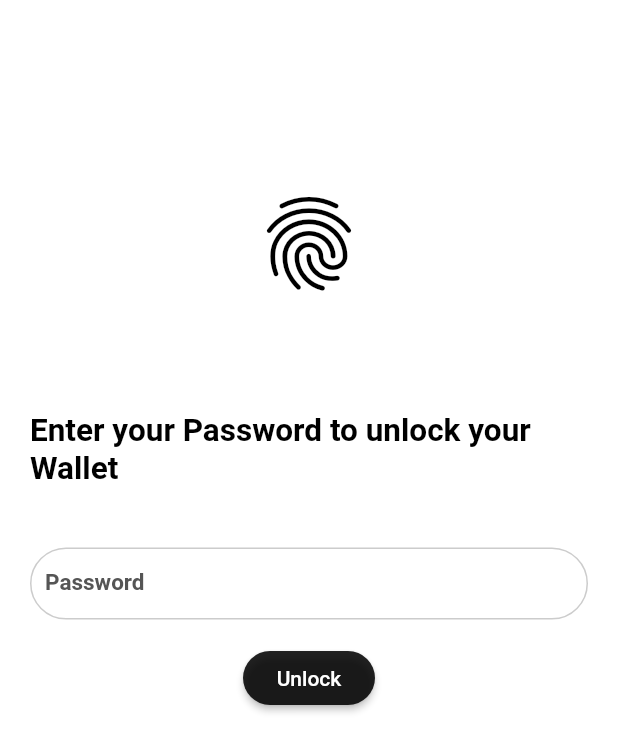
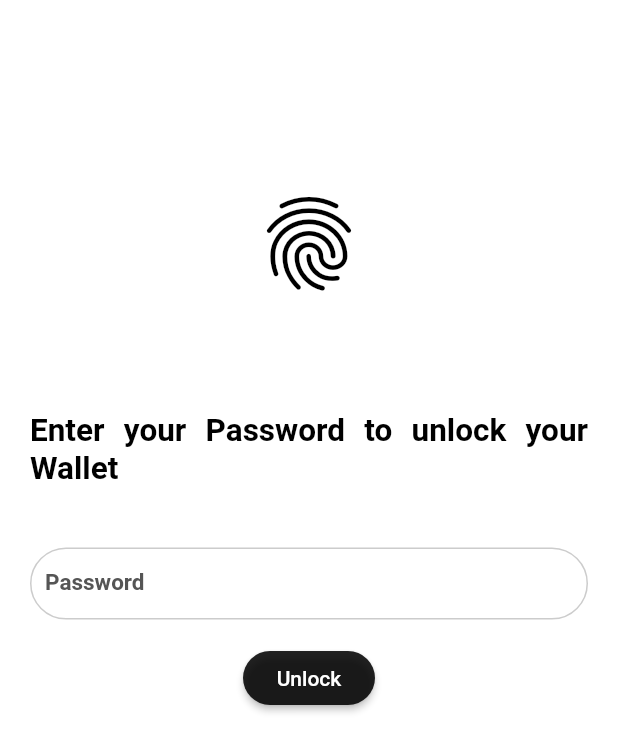
Before and after one commit to itsMarcoSolis/Nyzo_Wallet, a Flutter app: the AuthScreen screen opened directly, on a phone screen of 412 x 824 dp. Shown: the top 752 px of the screen. Run offline on Flutter 3.47's test engine with Material 2 defaults, Android fonts, the phone set to English and light mode, and no system bars; our stand-ins replace flutter_secure_storage, flutter_slidable, hex, html_unescape, liquid_pull_to_refresh, local_auth and 4 more; missing offline and left inert: flutter_picker, flutter_sodium, flutter_statusbarcolor, flutter_string_encryption, qr_mobile_vision, tweetnacl; accounts and stored records are empty; network calls fail.

Commit message:
Fixed some localization strings

```diff
--- a/lib/Activities/AuthScreen.dart
+++ b/lib/Activities/AuthScreen.dart
@@ -6,6 +6,7 @@ import 'package:flutter/services.dart';
 import 'package:local_auth/error_codes.dart' as auth_error;
 import 'package:nyzo_wallet/Activities/WalletWindow.dart';
 import 'package:nyzo_wallet/Data/AppLocalizations.dart';
+
 import 'package:nyzo_wallet/Widgets/ColorTheme.dart';
 
 class AuthScreen extends StatefulWidget {
@@ -79,7 +80,7 @@ class _AuthScreenState extends State<AuthScreen> {
                         Future didAuthenticate =
                             _localAuth.authenticateWithBiometrics(
                                 localizedReason:
-                                    'Please authenticate to show your account.');
+                                    AppLocalizations.of(context).translate("String80"));
                         didAuthenticate.then((value) {
                           if (value) {
                             Future salt = _storage.read(key: "Password");
@@ -110,6 +111,7 @@ class _AuthScreenState extends State<AuthScreen> {
                     mainAxisAlignment: MainAxisAlignment.spaceEvenly,
                     children: <Widget>[
                       new Text(AppLocalizations.of(context).translate("String1"),
+                      textAlign: TextAlign.justify,
                           style: new TextStyle(
                             color: ColorTheme.of(context).secondaryColor,
                             fontWeight: FontWeight.bold,
--- a/lib/Data/AppLocalizations.dart
+++ b/lib/Data/AppLocalizations.dart
@@ -36,7 +36,7 @@ class _AppLocalizationDelegate extends LocalizationsDelegate<AppLocalizations> {
 
   @override
   bool isSupported(Locale locale) {
-    return ['en', 'es'].contains(locale.languageCode);
+    return ['en', 'es', 'cn','nl','de'].contains(locale.languageCode);
   }
 
   @override
--- a/lib/Data/Verifier.dart
+++ b/lib/Data/Verifier.dart
@@ -6,23 +6,23 @@ class Verifier {
   static const int COMMUNICATION_PROBLEM = 1;
   static const int TRACKING_PROBLEM = 2;
   static const int NOT_PRODUCING = 3;
-  String iPAddress;
-  String lastQueried;
-  String nickname;
-  String version;
-  String id;
-  String mesh;
-  String cycleLength;
-  String transactions;
-  String retentionEdge;
-  String trailingEdge;
-  String frozenEdge;
-  String openEdge;
-  String blocksCT;
-  String blockVote;
-  String lastRemovalHeight;
-  String receivingUDP;
-  String addres;
+  String iPAddress="";
+  String lastQueried="";
+  String nickname="";
+  String version="";
+  String id="";
+  String mesh="";
+  String cycleLength="";
+  String transactions="";
+  String retentionEdge="";
+  String trailingEdge="";
+  String frozenEdge="";
+  String openEdge="";
+  String blocksCT="";
+  String blockVote="";
+  String lastRemovalHeight="";
+  String receivingUDP="";
+  String addres="";
   double balance;
   int status;
   bool inCicle;
--- a/lib/Widgets/verifierDialog.dart
+++ b/lib/Widgets/verifierDialog.dart
@@ -28,7 +28,7 @@ class AddVerifierDialog {
                     Padding(
                       padding: const EdgeInsets.all(8),
                       child: Text(
-                        isVerifier ? AppLocalizations.of(context).translate("String80") : 	AppLocalizations.of(context).translate("String9"),
+                        isVerifier ? AppLocalizations.of(context).translate("String96") : 	AppLocalizations.of(context).translate("String98"),
                         style: TextStyle(
                             fontWeight: FontWeight.w700, fontSize: 18),
                       ),
```
Also changed, not shown: lib/Activities/SettingsWindow.dart (+25 -12 lines), lib/Activities/WalletWindow.dart (+5 -5 lines).
